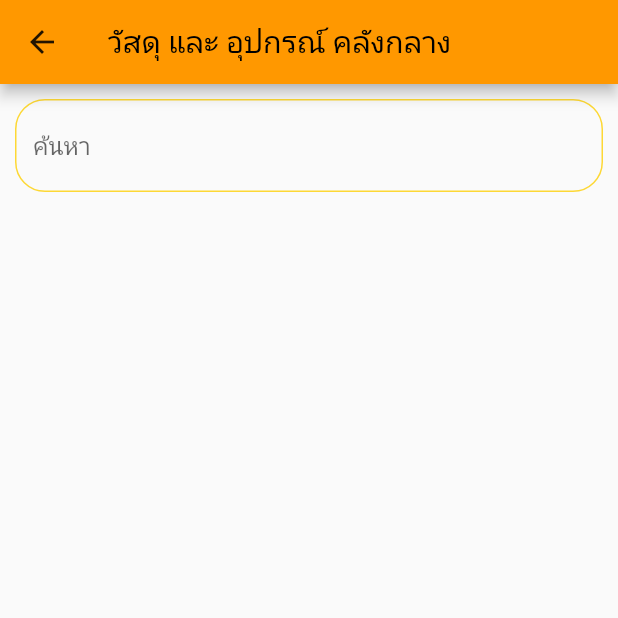
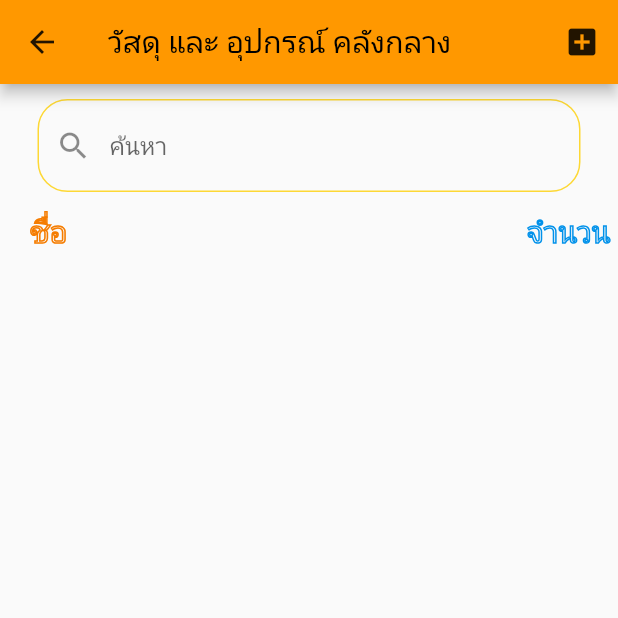
Before and after one commit to boss959595/DBPapp, a Flutter app: the SearchCenter screen opened directly, on a phone screen of 412 x 824 dp, the top half of it. Run offline on Flutter 3.47's test engine with Material 2 defaults, Android fonts, the phone set to English and light mode, and no system bars; our stand-ins replace shared_preferences; missing offline and left inert: dart:ffi; accounts and stored records are empty; network calls fail.

```diff
--- a/lib/screens/search_center.dart
+++ b/lib/screens/search_center.dart
@@ -2,7 +2,8 @@ import 'dart:convert';
 
 import 'package:dbpapp/models/equipment_model.dart';
 import 'package:dbpapp/screens/my_style.dart';
-import 'package:dbpapp/screens/show_detail_center.dart';
+import 'package:dbpapp/screens/search_add_equiment_center.dart';
+import 'package:dbpapp/screens/searcth_detail_center.dart';
 
 import 'package:flutter/material.dart';
 import 'package:http/http.dart';
@@ -33,6 +34,12 @@ class _SearchViewMaterialState extends State<SearchCenter> {
   List<EquipmentModel> equipmentModels = [];
   List<EquipmentModel> filterEquipmentModels = List();
   final debouncer = Debouncer(milliseconds: 500);
+  final formKey = GlobalKey<FormState>();
+
+    String userString, levelString = '', numberString, nameString;
+
+  String arrowR1 = 'images/right1.png';
+  String arrowR2 = 'images/right2.png';
 
   // Method
   @override
@@ -56,14 +63,20 @@ class _SearchViewMaterialState extends State<SearchCenter> {
     }
   }
 
+  // enabledBorder: OutlineInputBorder(
+  //         borderSide: BorderSide(color: Colors.yellow.shade600),
+  //         borderRadius: BorderRadius.circular(20.0),
+  //       ),
+
   Widget searchText() {
     return TextField(
       decoration: InputDecoration(
-        hintText: 'ค้นหา',
         enabledBorder: OutlineInputBorder(
           borderSide: BorderSide(color: Colors.yellow.shade600),
           borderRadius: BorderRadius.circular(20.0),
         ),
+        prefixIcon: Icon(Icons.search),
+        hintText: 'ค้นหา',
       ),
       onChanged: (value) {
         debouncer.run(() {
@@ -97,7 +110,7 @@ class _SearchViewMaterialState extends State<SearchCenter> {
               ),
             ),
             onTap: () {
-              print('You click ${filterEquipmentModels[index].name}');
+              // print('You click ${filterEquipmentModels[index].name}');
               MaterialPageRoute materialPageRoute = MaterialPageRoute(
                   builder: (BuildContext context) => ShowDetailCenter(
                         equipmentModel: filterEquipmentModels[index],
@@ -115,6 +128,7 @@ class _SearchViewMaterialState extends State<SearchCenter> {
       filterEquipmentModels[index].name,
       style: TextStyle(
         fontSize: MyStyle().h2,
+        color: Colors.orange,
       ),
     );
   }
@@ -124,6 +138,102 @@ class _SearchViewMaterialState extends State<SearchCenter> {
       filterEquipmentModels[index].total,
       style: TextStyle(
         fontSize: MyStyle().h1,
+        color: Colors.lightBlueAccent[700],
+      ),
+    );
+  }
+
+  Widget addEquipment() {
+    return IconButton(
+      icon: Icon(Icons.add_box),
+      onPressed: () {
+        showEditEquipment();
+
+      },
+    );
+  }
+
+  void showEditEquipment(){
+    showDialog(
+        context: context,
+        builder: (BuildContext context) {
+          return AlertDialog(
+            titlePadding: EdgeInsets.fromLTRB(0.0, 5.0, 5.0, 0.0),
+            contentPadding: EdgeInsets.fromLTRB(24.0, 0.0, 24.0, 0.0),
+            title: Text('เพิ่มวัดุหรืออุปกรณ์'),
+            content: SingleChildScrollView(
+              scrollDirection: Axis.vertical,
+              child: showEditEquipment1(),
+            ),
+            actions: <Widget>[
+              // okButton(),
+              // cancelButton(),
+            ],
+          );
+        });
+  }
+
+  Widget showEditEquipment1() {
+
+    return Form(
+      key: formKey,
+      child: Column(
+        mainAxisSize: MainAxisSize.min,
+        children: <Widget>[
+          SizedBox(
+            height: 5.0,
+          ),
+          TextFormField(
+            decoration: InputDecoration(
+              labelText: 'ชื่อผู้ทำรายการ',
+              enabledBorder: OutlineInputBorder(
+                borderSide: BorderSide(color: Colors.yellow.shade600),
+                borderRadius: BorderRadius.circular(20.0),
+              ),
+            ),
+            validator: (value) {
+              if (value.isEmpty) {
+                return 'กรุณาใส่ชื่อผู้ทำรายการ';
+              } else {
+                return null;
+              }
+            },
+            onSaved: (value) {
+              nameString = value.trim();
+            },
+          )
+        ],
+      ),
+    );
+  }
+
+  Widget headColumn() {
+    return Container(
+      padding: EdgeInsets.fromLTRB(20.0, 3.0, 5.0, 5.0),
+      child: Row(
+        mainAxisAlignment: MainAxisAlignment.spaceBetween,
+        children: <Widget>[
+          Text(
+            'ชื่อ',
+            style: TextStyle(
+              fontSize: 20,
+              foreground: Paint()
+                ..style = PaintingStyle.stroke
+                ..strokeWidth = 1
+                ..color = Colors.orange[700],
+            ),
+          ),
+          Text(
+            'จำนวน',
+            style: TextStyle(
+              fontSize: 20,
+              foreground: Paint()
+                ..style = PaintingStyle.stroke
+                ..strokeWidth = 1
+                ..color = Colors.lightBlueAccent[700],
+            ),
+          ),
+        ],
       ),
     );
   }
@@ -131,7 +241,9 @@ class _SearchViewMaterialState extends State<SearchCenter> {
   @override
   Widget build(BuildContext context) {
     return Scaffold(
-      appBar: AppBar(iconTheme: IconTheme.of(context),
+      appBar: AppBar(
+        actions: <Widget>[addEquipment()],
+        iconTheme: IconTheme.of(context),
         backgroundColor: Colors.orange,
         title: Text(
           'วัสดุ และ อุปกรณ์ คลังกลาง',
@@ -141,9 +253,10 @@ class _SearchViewMaterialState extends State<SearchCenter> {
       body: Column(
         children: <Widget>[
           Container(
-            padding: EdgeInsets.all(10.0),
+            padding: EdgeInsets.fromLTRB(25, 10, 25, 10),
             child: searchText(),
           ),
+          headColumn(),
           showListView(),
         ],
       ),
--- a/lib/screens/show_detail_center.dart
+++ b/lib/screens/searcth_detail_center.dart
@@ -1,12 +1,8 @@
 import 'dart:convert';
-import 'dart:ffi';
-
 import 'package:dbpapp/models/equipment_model.dart';
 import 'package:dbpapp/models/user_accout.dart';
-import 'package:dbpapp/screens/my_center.dart';
 import 'package:dbpapp/screens/my_dialog.dart';
 import 'package:dbpapp/screens/my_style.dart';
-import 'package:dbpapp/screens/search_center.dart';
 import 'package:dbpapp/screens/store.dart';
 import 'package:flutter/material.dart';
 import 'package:http/http.dart';
--- a/pubspec.yaml
+++ b/pubspec.yaml
@@ -56,6 +56,9 @@ flutter:
    - images/worn1.png
    - images/worn2.png
    - images/worn3.png
+   - images/arrow_right1.png
+   - images/arrow_right2.png
+
 
   # An image asset can refer to one or more resolution-specific "variants", see
   # https://flutter.dev/assets-and-images/#resolution-aware.
```
Also changed, not shown: lib/screens/search_add_equiment_center.dart (added, +15 -0 lines), images/arrow_right1.png (added), images/arrow_right2.png (added), 1 other file.
